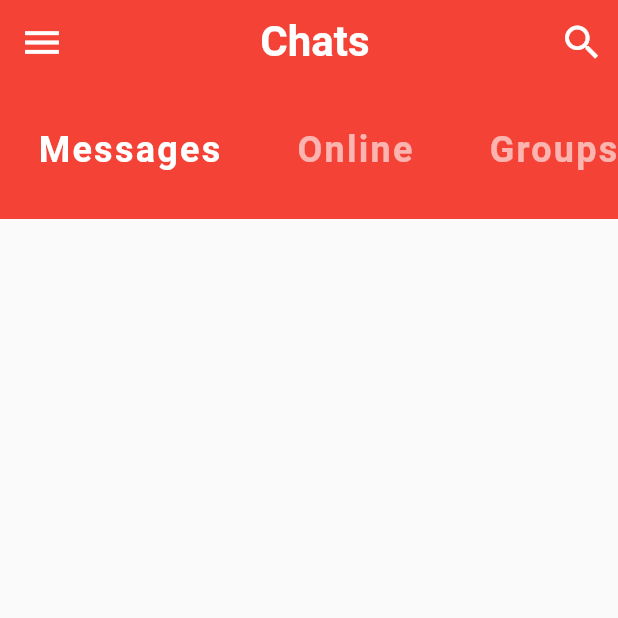
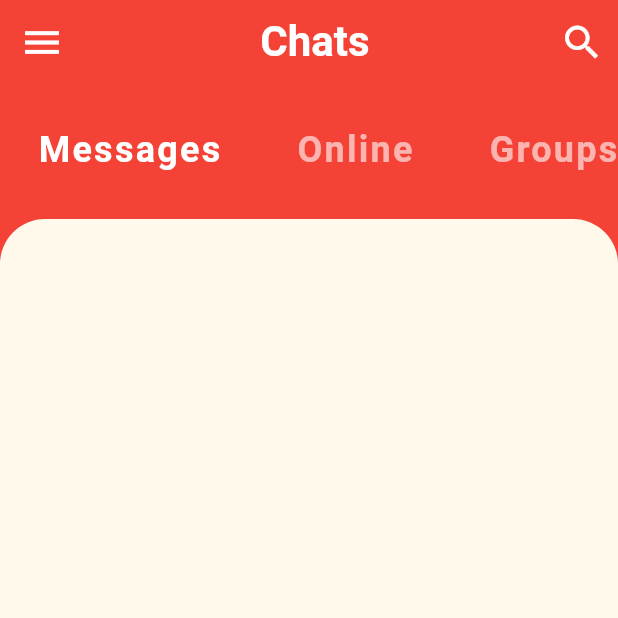
Before and after one commit to Askydev/Flutter-Practice, a Flutter app: the screen it shows after launch, on a phone screen of 412 x 824 dp, the top half of it. Run offline on Flutter 3.47's test engine with Material 2 defaults, Android fonts, the phone set to English and light mode, and no system bars; our stand-ins replace carousel_pro, cloud_firestore, firebase_auth, firebase_core, form_field_validator, google_sign_in; accounts and stored records are empty.

Commit message:
HomeScreen

```diff
--- a/chat_app_ui/lib/screens/home_screen.dart
+++ b/chat_app_ui/lib/screens/home_screen.dart
@@ -1,10 +1,12 @@
 import 'package:chat_app_ui/widgets/category_selector.dart';
+import 'package:flutter/cupertino.dart';
 import 'package:flutter/material.dart';
 
 class HomePage extends StatelessWidget {
   @override
   Widget build(BuildContext context) {
     return Scaffold(
+      backgroundColor: Theme.of(context).primaryColor,
       appBar: AppBar(
         leading: IconButton(
           icon: Icon(Icons.menu),
@@ -35,6 +37,17 @@ class HomePage extends StatelessWidget {
       body: Column(
         children: [
           CategorySelector(),
+          Expanded(
+            child: Container(
+              decoration: BoxDecoration(
+                color: Theme.of(context).accentColor,
+                borderRadius: BorderRadius.only(
+                  topLeft: Radius.circular(30.0),
+                  topRight: Radius.circular(30.0),
+                ),
+              ),
+            ),
+          )
         ],
       ),
     );
```
